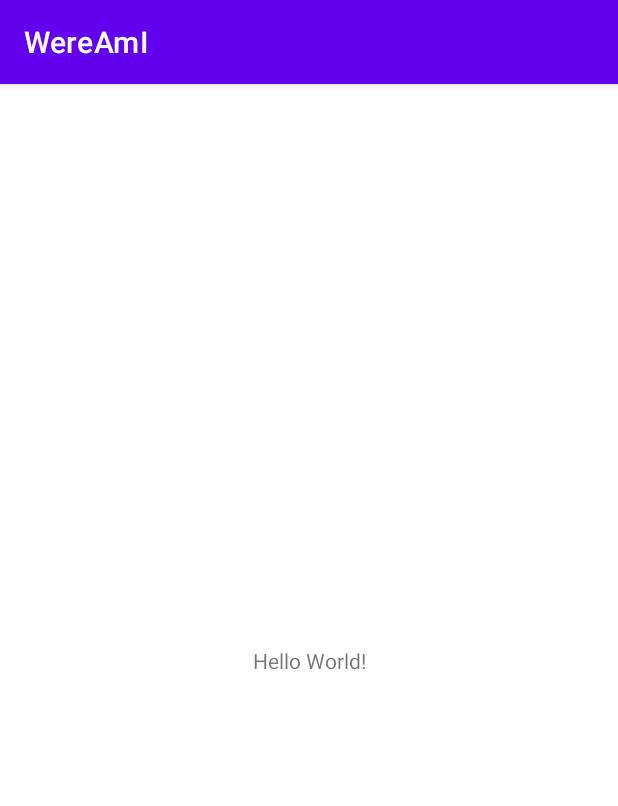
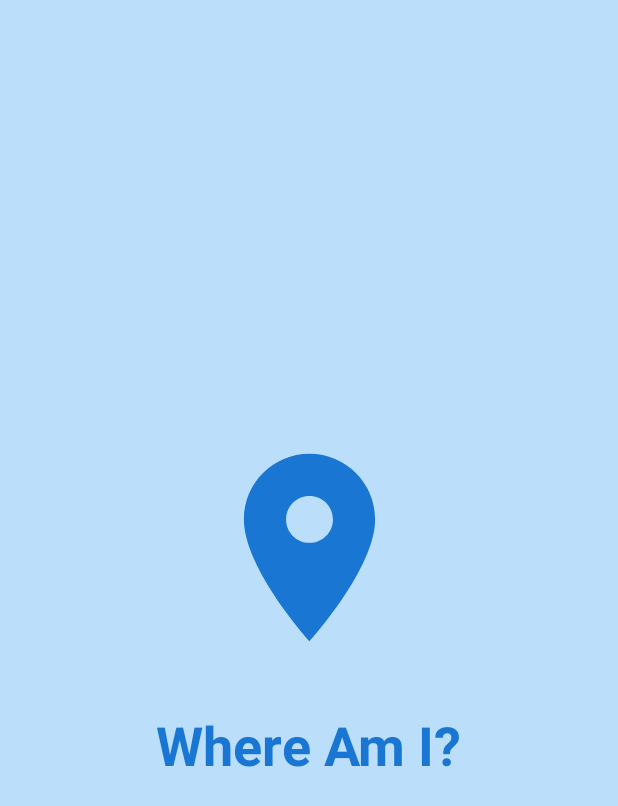
Before and after one commit to harisov-mobile/WhereAmI, an Android app: the first screen one second after launch (MainActivity), on a phone screen of 412 x 824 dp. Shown: the top 806 px of the screen. Run offline under Robolectric (Android 15) with nearby library versions, the phone set to English and light mode, and no system bars.

Commit message:
Show splash screen

```diff
--- a/app/src/main/java/ru/internetcloud/wereami/MainActivity.kt
+++ b/app/src/main/java/ru/internetcloud/wereami/MainActivity.kt
@@ -2,10 +2,33 @@ package ru.internetcloud.wereami
 
 import android.os.Bundle
 import androidx.appcompat.app.AppCompatActivity
+import kotlinx.coroutines.CoroutineScope
+import kotlinx.coroutines.Dispatchers
+import kotlinx.coroutines.cancel
+import kotlinx.coroutines.delay
+import kotlinx.coroutines.launch
+import ru.internetcloud.wereami.databinding.ActivityMainBinding
 
 class MainActivity : AppCompatActivity() {
+
+    private val binding by lazy {
+        ActivityMainBinding.inflate(layoutInflater)
+    }
+
+    private val scope = CoroutineScope(Dispatchers.Main)
+
     override fun onCreate(savedInstanceState: Bundle?) {
         super.onCreate(savedInstanceState)
-        setContentView(R.layout.activity_main)
+        setContentView(R.layout.splash_screen)
+
+        scope.launch {
+            delay(5000)
+            setContentView(binding.root)
+        }
+    }
+
+    override fun onDestroy() {
+        super.onDestroy()
+        scope.cancel()
     }
 }
--- /dev/null
+++ b/app/src/main/res/drawable/ic_location.xml
@@ -0,0 +1,5 @@
+<vector android:height="24dp" android:tint="#1976D2"
+    android:viewportHeight="24" android:viewportWidth="24"
+    android:width="24dp" xmlns:android="http://schemas.android.com/apk/res/android">
+    <path android:fillColor="@android:color/white" android:pathData="M12,2C8.13,2 5,5.13 5,9c0,5.25 7,13 7,13s7,-7.75 7,-13c0,-3.87 -3.13,-7 -7,-7zM12,11.5c-1.38,0 -2.5,-1.12 -2.5,-2.5s1.12,-2.5 2.5,-2.5 2.5,1.12 2.5,2.5 -1.12,2.5 -2.5,2.5z"/>
+</vector>
--- /dev/null
+++ b/app/src/main/res/layout/splash_screen.xml
@@ -0,0 +1,40 @@
+<?xml version="1.0" encoding="utf-8"?>
+<androidx.constraintlayout.widget.ConstraintLayout xmlns:android="http://schemas.android.com/apk/res/android"
+    xmlns:app="http://schemas.android.com/apk/res-auto"
+    xmlns:tools="http://schemas.android.com/tools"
+    android:layout_width="match_parent"
+    android:layout_height="match_parent"
+    android:background="@color/blue_100">
+
+    <ImageView
+        android:id="@+id/location_image_view"
+        android:layout_width="@dimen/splash_location_icon_size"
+        android:layout_height="@dimen/splash_location_icon_size"
+        app:layout_constraintBottom_toBottomOf="parent"
+
+        app:layout_constraintEnd_toEndOf="parent"
+        app:layout_constraintStart_toStartOf="parent"
+        app:layout_constraintTop_toTopOf="parent"
+        app:layout_constraintVertical_bias="0.43"
+
+        app:srcCompat="@drawable/ic_location" />
+
+    <TextView
+        android:id="@+id/title_text_view"
+        android:layout_width="wrap_content"
+        android:layout_height="wrap_content"
+        android:layout_marginTop="@dimen/splash_title_margin"
+
+        android:text="@string/splash_title"
+        android:textSize="@dimen/splash_title_text_size"
+        android:textStyle="bold"
+        android:textColor="@color/blue_700"
+
+        app:layout_constraintEnd_toEndOf="parent"
+
+        app:layout_constraintStart_toStartOf="parent"
+        app:layout_constraintTop_toBottomOf="@+id/location_image_view"
+
+        />
+
+</androidx.constraintlayout.widget.ConstraintLayout>
--- a/app/src/main/res/values/colors.xml
+++ b/app/src/main/res/values/colors.xml
@@ -7,4 +7,7 @@
     <color name="teal_700">#FF018786</color>
     <color name="black">#FF000000</color>
     <color name="white">#FFFFFFFF</color>
+
+    <color name="blue_100">#BBDEFB</color>
+    <color name="blue_700">#1976D2</color>
 </resources>
--- /dev/null
+++ b/app/src/main/res/values/dimension.xml
@@ -0,0 +1,8 @@
+<?xml version="1.0" encoding="utf-8"?>
+<resources>
+
+    <dimen name="splash_location_icon_size">150dp</dimen>
+    <dimen name="splash_title_text_size">36sp</dimen>
+    <dimen name="splash_title_margin">32dp</dimen>
+
+</resources>
--- a/app/src/main/res/values/strings.xml
+++ b/app/src/main/res/values/strings.xml
@@ -1,3 +1,4 @@
 <resources>
     <string name="app_name">WereAmI</string>
+    <string name="splash_title">Where Am I?</string>
 </resources>
--- a/app/src/main/res/values/themes.xml
+++ b/app/src/main/res/values/themes.xml
@@ -1,6 +1,6 @@
 <resources xmlns:tools="http://schemas.android.com/tools">
     <!-- Base application theme. -->
-    <style name="Theme.WereAmI" parent="Theme.MaterialComponents.DayNight.DarkActionBar">
+    <style name="Theme.WereAmI" parent="Theme.MaterialComponents.DayNight.NoActionBar">
         <!-- Primary brand color. -->
         <item name="colorPrimary">@color/purple_500</item>
         <item name="colorPrimaryVariant">@color/purple_700</item>
```
